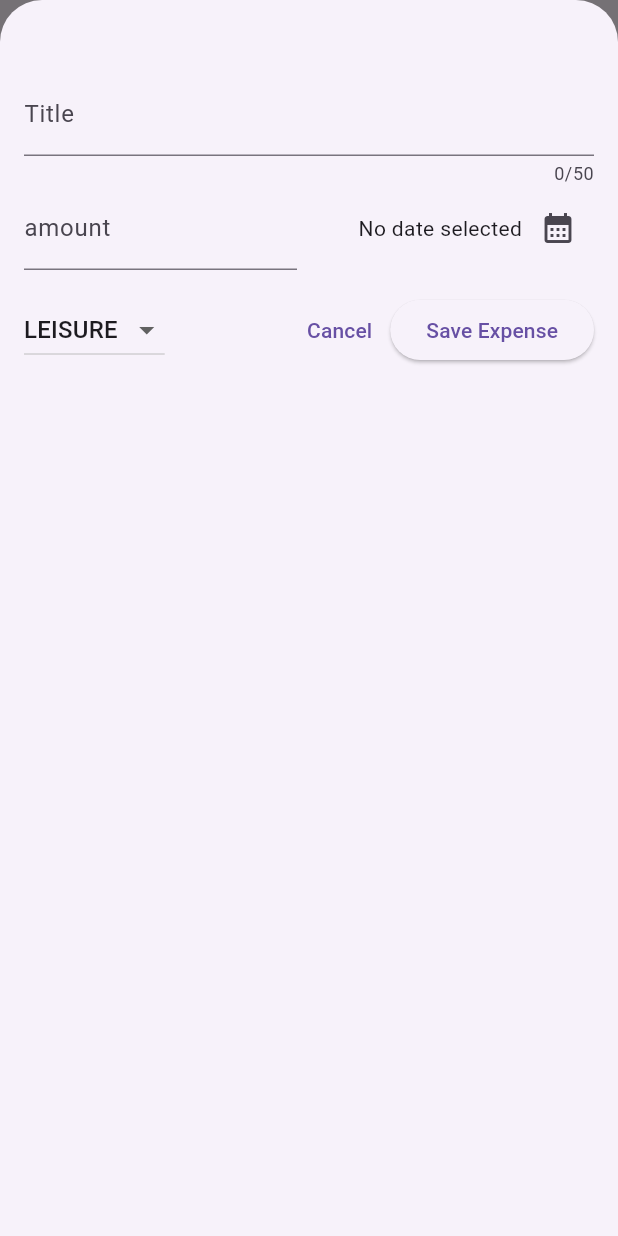
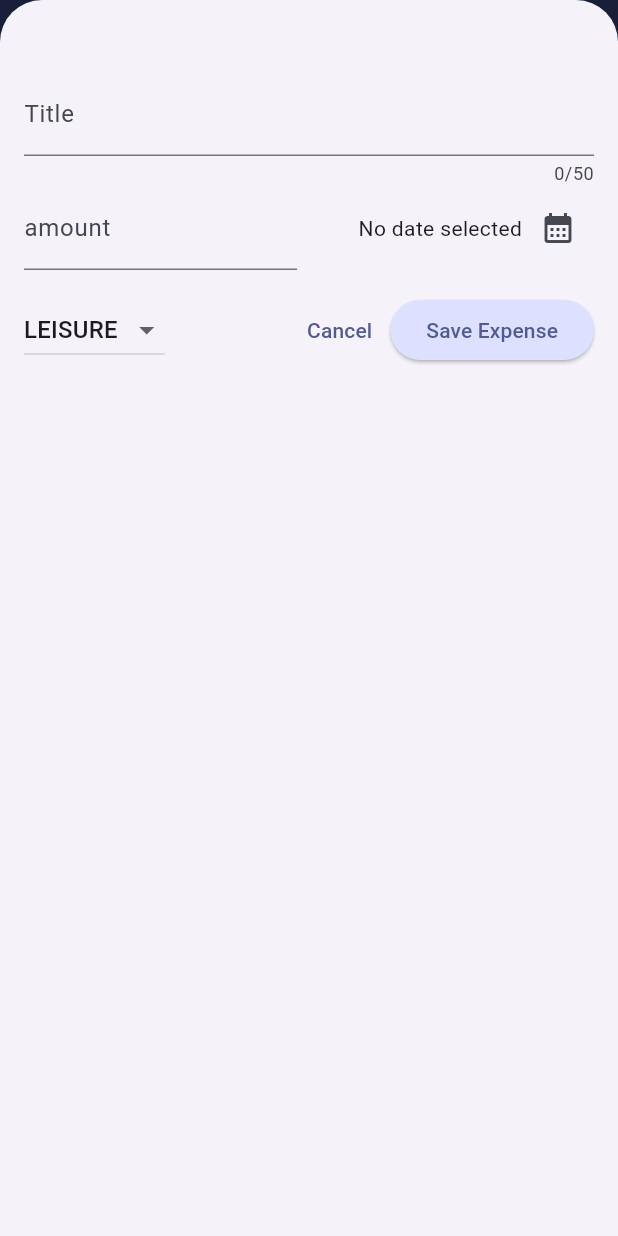
Before and after one commit to EmanAbobakr/Epense-Tracker, a Flutter app: the screen it shows after launch, after a tap on the "add" icon, on a phone screen of 412 x 824 dp. Run offline on Flutter 3.47's test engine with Material 3 defaults, Android fonts, the phone set to English and light mode, and no system bars.

Commit message:
custome the theme

```diff
--- a/lib/main.dart
+++ b/lib/main.dart
@@ -1,6 +1,36 @@
 import 'package:expense_tracker/widgets/expenses.dart';
 import 'package:flutter/material.dart';
 
+final kColorScheme = ColorScheme.fromSeed(
+  seedColor: const Color.fromARGB(197, 0, 38, 141),
+);
 void main() {
-  runApp(MaterialApp(home: Expenses()));
+  runApp(
+    MaterialApp(
+      theme: ThemeData().copyWith(
+        colorScheme: kColorScheme,
+        appBarTheme: const AppBarTheme().copyWith(
+          backgroundColor: kColorScheme.onPrimaryContainer,
+          foregroundColor: kColorScheme.primaryContainer,
+        ),
+        cardTheme: CardThemeData().copyWith(
+          color: kColorScheme.secondaryContainer,
+          margin: EdgeInsets.symmetric(horizontal: 8, vertical: 4),
+        ),
+        elevatedButtonTheme: ElevatedButtonThemeData(
+          style: ElevatedButton.styleFrom(
+            backgroundColor: kColorScheme.primaryContainer,
+          ),
+        ),
+        textTheme: ThemeData().textTheme.copyWith(
+          titleLarge: TextStyle(
+            fontWeight: FontWeight.bold,
+            color: kColorScheme.onSecondaryContainer,
+            fontSize: 16,
+          ),
+        ),
+      ),
+      home: Expenses(),
+    ),
+  );
 }
--- a/lib/widgets/expenses_list/expense_item.dart
+++ b/lib/widgets/expenses_list/expense_item.dart
@@ -13,8 +13,9 @@ class ExpenseItem extends StatelessWidget {
       child: Padding(
         padding: const EdgeInsets.symmetric(horizontal: 20, vertical: 16),
         child: Column(
+          crossAxisAlignment: CrossAxisAlignment.start,
           children: [
-            Text(expense.title, textAlign: TextAlign.start),
+            Text(expense.title, style: Theme.of(context).textTheme.titleLarge),
             const SizedBox(height: 4),
             Row(
               children: [
```
Also changed, not shown: lib/widgets/expenses_list/expenses_list.dart (+7 -1 lines).
